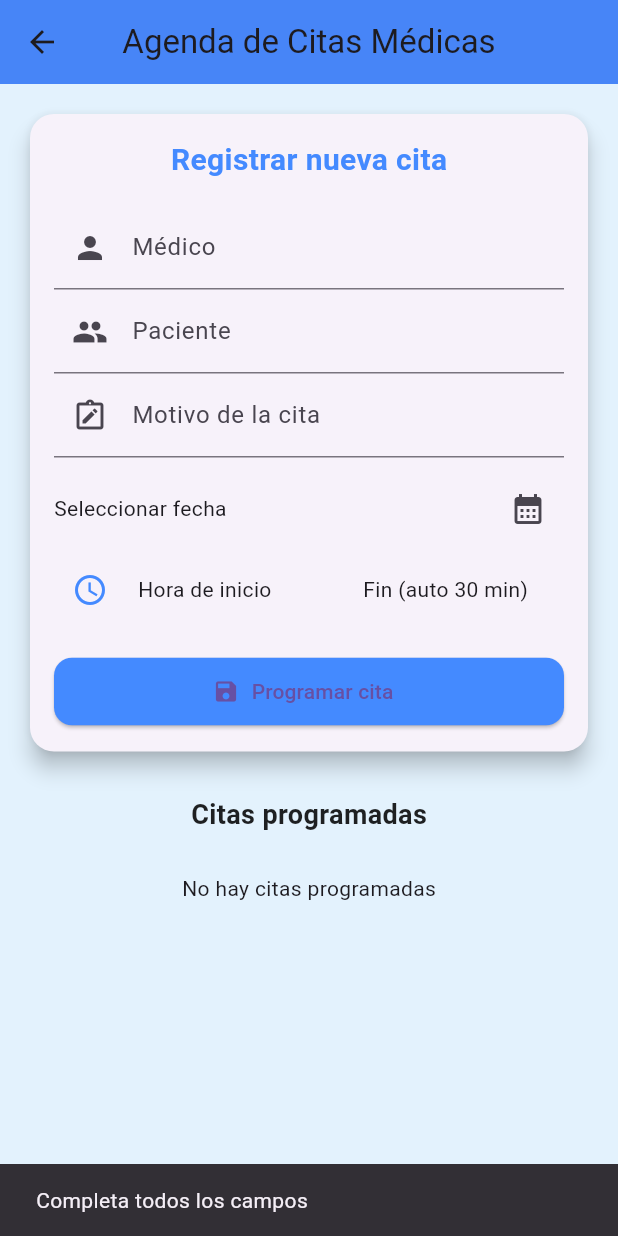
After one commit to AMCC107/flutter_appointment_dr, a Flutter app: the CitasPage screen opened by its route, after a tap on "Programar cita", on a phone screen of 412 x 824 dp. The commit adds this screen. Run offline on Flutter 3.47's test engine with Material 3 defaults, Android fonts, the phone set to English and light mode, and no system bars; our stand-ins replace cloud_firestore, firebase_auth, firebase_core; accounts and stored records are empty; network calls fail.

Commit message:
appointment page

```diff
--- /dev/null
+++ b/lib/citas_page.dart
@@ -0,0 +1,388 @@
+import 'package:flutter/material.dart';
+import 'package:cloud_firestore/cloud_firestore.dart';
+import 'package:firebase_auth/firebase_auth.dart';
+
+class CitasPage extends StatefulWidget {
+  const CitasPage({super.key});
+
+  @override
+  State<CitasPage> createState() => _CitasPageState();
+}
+
+class _CitasPageState extends State<CitasPage> {
+  final FirebaseFirestore _firestore = FirebaseFirestore.instance;
+  final TextEditingController _motivoController = TextEditingController();
+  final TextEditingController _medicoController = TextEditingController();
+  final TextEditingController _pacienteController = TextEditingController();
+
+  DateTime? _fechaSeleccionada;
+  TimeOfDay? _horaInicio;
+  TimeOfDay? _horaFin;
+  String? _citaEnEdicion;
+  String? _nombreUsuario;
+
+  @override
+  void initState() {
+    super.initState();
+    _cargarNombreUsuario();
+  }
+
+  Future<void> _cargarNombreUsuario() async {
+    final user = FirebaseAuth.instance.currentUser;
+    if (user != null) {
+      final doc = await _firestore.collection('usuarios').doc(user.uid).get();
+      setState(() {
+        _nombreUsuario = doc.data()?['nombre'] ?? 'Usuario sin nombre';
+        _pacienteController.text = _nombreUsuario ?? '';
+      });
+    }
+  }
+
+  Future<void> _seleccionarFecha() async {
+    final DateTime? pickedDate = await showDatePicker(
+      context: context,
+      initialDate: _fechaSeleccionada ?? DateTime.now(),
+      firstDate: DateTime.now(),
+      lastDate: DateTime(2030),
+    );
+    if (pickedDate != null) {
+      setState(() => _fechaSeleccionada = pickedDate);
+    }
+  }
+
+  Future<void> _seleccionarHoraInicio() async {
+    final TimeOfDay? picked =
+        await showTimePicker(context: context, initialTime: TimeOfDay.now());
+    if (picked != null) {
+      setState(() {
+        _horaInicio = picked;
+        // Calcula automáticamente media hora después
+        final finDate = DateTime(0, 0, 0, picked.hour, picked.minute)
+            .add(const Duration(minutes: 30));
+        _horaFin = TimeOfDay(hour: finDate.hour, minute: finDate.minute);
+      });
+    }
+  }
+
+  Future<bool> _verificarSuperposicion(
+      DateTime fecha, TimeOfDay inicio, TimeOfDay fin) async {
+    final start =
+        DateTime(fecha.year, fecha.month, fecha.day, inicio.hour, inicio.minute);
+    final end =
+        DateTime(fecha.year, fecha.month, fecha.day, fin.hour, fin.minute);
+
+    final citas = await _firestore.collection('citas').get();
+    for (var doc in citas.docs) {
+      if (_citaEnEdicion != null && doc.id == _citaEnEdicion) continue;
+      final data = doc.data();
+      final fechaHoraInicio =
+          (data['horaInicio'] as Timestamp?)?.toDate() ?? DateTime.now();
+      final fechaHoraFin =
+          (data['horaFin'] as Timestamp?)?.toDate() ?? DateTime.now();
+
+      if (start.isBefore(fechaHoraFin) && end.isAfter(fechaHoraInicio)) {
+        return true;
+      }
+    }
+    return false;
+  }
+
+  Future<void> _guardarCita() async {
+    if (_motivoController.text.isEmpty ||
+        _fechaSeleccionada == null ||
+        _horaInicio == null ||
+        _horaFin == null ||
+        _medicoController.text.isEmpty ||
+        _pacienteController.text.isEmpty) {
+      ScaffoldMessenger.of(context).showSnackBar(
+        const SnackBar(content: Text("Completa todos los campos")),
+      );
+      return;
+    }
+
+    if (await _verificarSuperposicion(
+        _fechaSeleccionada!, _horaInicio!, _horaFin!)) {
+      ScaffoldMessenger.of(context).showSnackBar(
+        const SnackBar(content: Text("Horario ocupado, elige otro.")),
+      );
+      return;
+    }
+
+    final inicio = DateTime(
+        _fechaSeleccionada!.year,
+        _fechaSeleccionada!.month,
+        _fechaSeleccionada!.day,
+        _horaInicio!.hour,
+        _horaInicio!.minute);
+    final fin = DateTime(
+        _fechaSeleccionada!.year,
+        _fechaSeleccionada!.month,
+        _fechaSeleccionada!.day,
+        _horaFin!.hour,
+        _horaFin!.minute);
+
+    final data = {
+      'nombreUsuario': _nombreUsuario ?? 'Sin nombre',
+      'paciente': _pacienteController.text.trim(),
+      'medico': _medicoController.text.trim(),
+      'motivo': _motivoController.text.trim(),
+      'fecha': Timestamp.fromDate(_fechaSeleccionada!),
+      'horaInicio': Timestamp.fromDate(inicio),
+      'horaFin': Timestamp.fromDate(fin),
+      'creadoEn': FieldValue.serverTimestamp(),
+    };
+
+    if (_citaEnEdicion == null) {
+      await _firestore.collection('citas').add(data);
+      ScaffoldMessenger.of(context)
+          .showSnackBar(const SnackBar(content: Text("Cita creada")));
+    } else {
+      await _firestore.collection('citas').doc(_citaEnEdicion).update(data);
+      ScaffoldMessenger.of(context)
+          .showSnackBar(const SnackBar(content: Text("Cita actualizada")));
+    }
+
+    _motivoController.clear();
+    _medicoController.clear();
+    _horaInicio = null;
+    _horaFin = null;
+    setState(() {
+      _fechaSeleccionada = null;
+      _citaEnEdicion = null;
+    });
+  }
+
+  Future<void> _eliminarCita(String id) async {
+    final confirm = await showDialog(
+      context: context,
+      builder: (_) => AlertDialog(
+        title: const Text("Confirmar eliminación"),
+        content: const Text("¿Seguro que deseas eliminar esta cita?"),
+        actions: [
+          TextButton(
+              onPressed: () => Navigator.pop(context, false),
+              child: const Text("Cancelar")),
+          TextButton(
+              onPressed: () => Navigator.pop(context, true),
+              child: const Text("Eliminar")),
+        ],
+      ),
+    );
+
+    if (confirm == true) {
+      await _firestore.collection('citas').doc(id).delete();
+      ScaffoldMessenger.of(context)
+          .showSnackBar(const SnackBar(content: Text("Cita eliminada")));
+    }
+  }
+
+  void _editarCita(String id, Map<String, dynamic> data) {
+    setState(() {
+      _citaEnEdicion = id;
+      _motivoController.text = data['motivo'] ?? '';
+      _medicoController.text = data['medico'] ?? '';
+      _pacienteController.text = data['paciente'] ?? '';
+      _fechaSeleccionada =
+          (data['fecha'] as Timestamp?)?.toDate() ?? DateTime.now();
+      final inicio = (data['horaInicio'] as Timestamp?)?.toDate();
+      final fin = (data['horaFin'] as Timestamp?)?.toDate();
+      if (inicio != null) _horaInicio = TimeOfDay.fromDateTime(inicio);
+      if (fin != null) _horaFin = TimeOfDay.fromDateTime(fin);
+    });
+  }
+
+  @override
+  Widget build(BuildContext context) {
+    return Scaffold(
+      backgroundColor: Colors.blue[50],
+      appBar: AppBar(
+        title: const Text('Agenda de Citas Médicas'),
+        centerTitle: true,
+        backgroundColor: Colors.blueAccent,
+        elevation: 4,
+      ),
+      body: SingleChildScrollView(
+        padding: const EdgeInsets.all(16),
+        child: Column(
+          children: [
+            // --- FORMULARIO DE CITA ---
+            Card(
+              elevation: 6,
+              shape:
+                  RoundedRectangleBorder(borderRadius: BorderRadius.circular(16)),
+              child: Padding(
+                padding: const EdgeInsets.all(16.0),
+                child: Column(
+                  children: [
+                    const Text(
+                      "Registrar nueva cita",
+                      style: TextStyle(
+                          fontSize: 20,
+                          fontWeight: FontWeight.bold,
+                          color: Colors.blueAccent),
+                    ),
+                    const SizedBox(height: 16),
+                    TextField(
+                      controller: _medicoController,
+                      decoration: const InputDecoration(
+                        labelText: 'Médico',
+                        prefixIcon: Icon(Icons.person),
+                      ),
+                    ),
+                    TextField(
+                      controller: _pacienteController,
+                      decoration: const InputDecoration(
+                        labelText: 'Paciente',
+                        prefixIcon: Icon(Icons.people),
+                      ),
+                    ),
+                    TextField(
+                      controller: _motivoController,
+                      decoration: const InputDecoration(
+                        labelText: 'Motivo de la cita',
+                        prefixIcon: Icon(Icons.note_alt_outlined),
+                      ),
+                    ),
+                    const SizedBox(height: 10),
+                    Row(
+                      children: [
+                        Expanded(
+                          child: Text(_fechaSeleccionada == null
+                              ? 'Seleccionar fecha'
+                              : '📅 ${_fechaSeleccionada!.toLocal().toString().split(" ")[0]}'),
+                        ),
+                        IconButton(
+                            onPressed: _seleccionarFecha,
+                            icon: const Icon(Icons.calendar_month)),
+                      ],
+                    ),
+                    const SizedBox(height: 6),
+                    // --- ROW MODIFICADO: ICONO A LA IZQUIERDA ---
+                    Row(
+                      children: [
+                        // Icono del reloj a la izquierda
+                        IconButton(
+                          icon: const Icon(Icons.access_time, color: Colors.blueAccent),
+                          onPressed: _seleccionarHoraInicio,
+                        ),
+                        const SizedBox(width: 8),
+                        // Texto de hora de inicio
+                        Expanded(
+                          child: Text(
+                            _horaInicio == null
+                                ? 'Hora de inicio'
+                                : 'Inicio: ${_horaInicio!.format(context)}',
+                          ),
+                        ),
+                        const SizedBox(width: 16),
+                        // Texto de hora fin
+                        Expanded(
+                          child: Text(
+                            _horaFin == null
+                                ? 'Fin (auto 30 min)'
+                                : 'Fin: ${_horaFin!.format(context)}',
+                          ),
+                        ),
+                      ],
+                    ),
+                    const SizedBox(height: 20),
+                    ElevatedButton.icon(
+                      style: ElevatedButton.styleFrom(
+                        backgroundColor: Colors.blueAccent,
+                        minimumSize: const Size(double.infinity, 45),
+                        shape: RoundedRectangleBorder(
+                            borderRadius: BorderRadius.circular(12)),
+                      ),
+                      onPressed: _guardarCita,
+                      icon: const Icon(Icons.save),
+                      label: Text(
+                        _citaEnEdicion == null
+                            ? 'Programar cita'
+                            : 'Guardar cambios',
+                      ),
+                    ),
+                  ],
+                ),
+              ),
+            ),
+            const SizedBox(height: 25),
+
+            const Text(
+              "Citas programadas",
+              style: TextStyle(
+                  fontSize: 18,
+                  fontWeight: FontWeight.bold,
+                  color: Colors.black87),
+            ),
+            const SizedBox(height: 10),
+            StreamBuilder<QuerySnapshot>(
+              stream: _firestore
+                  .collection('citas')
+                  .orderBy('fecha', descending: false)
+                  .snapshots(),
+              builder: (context, snapshot) {
+                if (!snapshot.hasData) {
+                  return const Center(child: CircularProgressIndicator());
+                }
+
+                final citas = snapshot.data!.docs;
+                if (citas.isEmpty) {
+                  return const Padding(
+                    padding: EdgeInsets.all(16.0),
+                    child: Text('No hay citas programadas'),
+                  );
+                }
+
+                return ListView.builder(
+                  shrinkWrap: true,
+                  physics: const NeverScrollableScrollPhysics(),
+                  itemCount: citas.length,
+                  itemBuilder: (context, index) {
+                    final cita = citas[index];
+                    final data = cita.data() as Map<String, dynamic>;
+                    final fecha = (data['fecha'] as Timestamp?)?.toDate();
+                    final inicio = (data['horaInicio'] as Timestamp?)?.toDate();
+                    final fin = (data['horaFin'] as Timestamp?)?.toDate();
+
+                    return Card(
+                      margin: const EdgeInsets.symmetric(vertical: 8),
+                      elevation: 4,
+                      shape: RoundedRectangleBorder(
+                          borderRadius: BorderRadius.circular(12)),
+                      child: ListTile(
+                        title: Text(
+                          '${data['motivo'] ?? 'Sin motivo'}',
+                          style: const TextStyle(
+                              fontWeight: FontWeight.bold, fontSize: 16),
+                        ),
+                        subtitle: Text(
+                          '👨‍⚕️ Médico: ${data['medico'] ?? ''}\n'
+                          '🧍 Paciente: ${data['paciente'] ?? ''}\n'
+                          '📅 ${fecha?.toLocal().toString().split(" ")[0]}\n'
+                          '🕒 ${inicio?.hour}:${inicio?.minute.toString().padLeft(2, '0')} - ${fin?.hour}:${fin?.minute.toString().padLeft(2, '0')}',
+                        ),
+                        trailing: Wrap(
+                          spacing: 6,
+                          children: [
+                            IconButton(
+                              icon: const Icon(Icons.edit, color: Colors.blue),
+                              onPressed: () => _editarCita(cita.id, data),
+                            ),
+                            IconButton(
+                              icon: const Icon(Icons.delete, color: Colors.red),
+                              onPressed: () => _eliminarCita(cita.id),
+                            ),
+                          ],
+                        ),
+                      ),
+                    );
+                  },
+                );
+              },
+            ),
+          ],
+        ),
+      ),
+    );
+  }
+}
--- a/lib/routes.dart
+++ b/lib/routes.dart
@@ -6,6 +6,7 @@ import 'messages_page.dart';
 import 'settings_page.dart';
 import 'privacy_page.dart';
 import 'about_page.dart';
+import 'citas_page.dart';
 
 class Routes {
   static const String login = '/login';
@@ -15,6 +16,7 @@ class Routes {
   static const String settings = '/settings';
   static const String privacy = '/privacy';
   static const String about = '/about';
+  static const String citas='/citas';
 
   static Route<dynamic> generateRoute(RouteSettings settings) {
     switch (settings.name) {
@@ -24,6 +26,8 @@ class Routes {
         return MaterialPageRoute(builder: (_) => const HomePage());
       case '/profile':
         return MaterialPageRoute(builder: (_) => const ProfilePage());
+      case citas:
+        return MaterialPageRoute(builder:(_)=>const CitasPage());
       case '/messages':
         return MaterialPageRoute(builder: (_) => const MessagesPage());
       case '/settings':
```
Also changed, not shown: lib/home_page.dart (+44 -11 lines).
